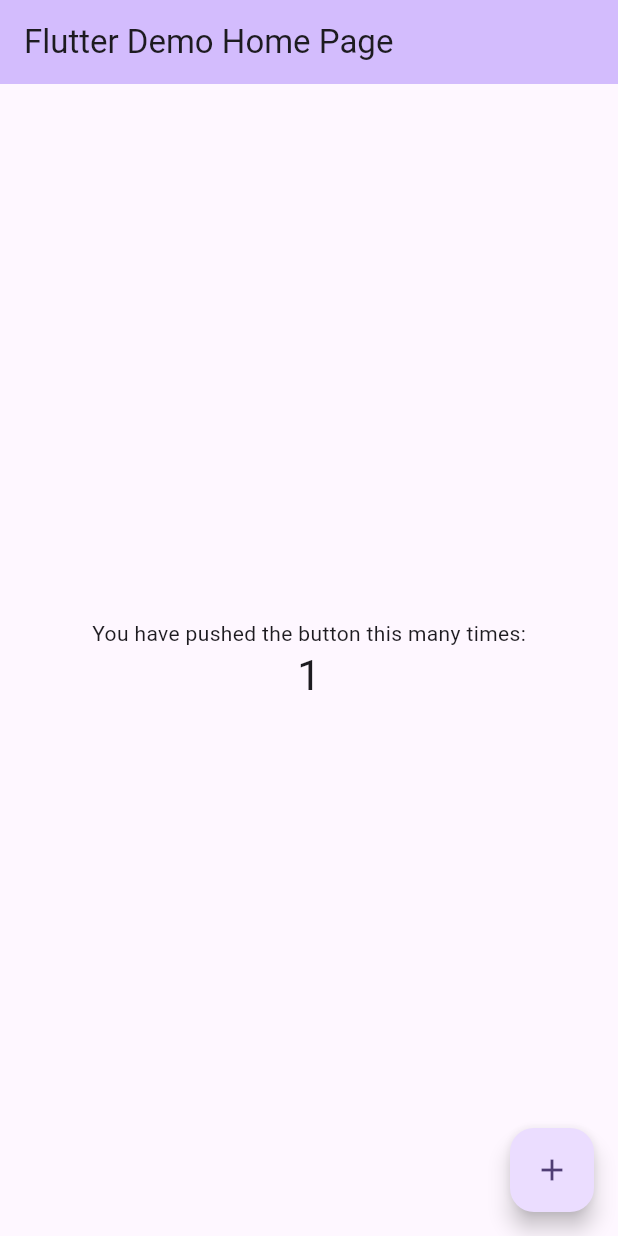
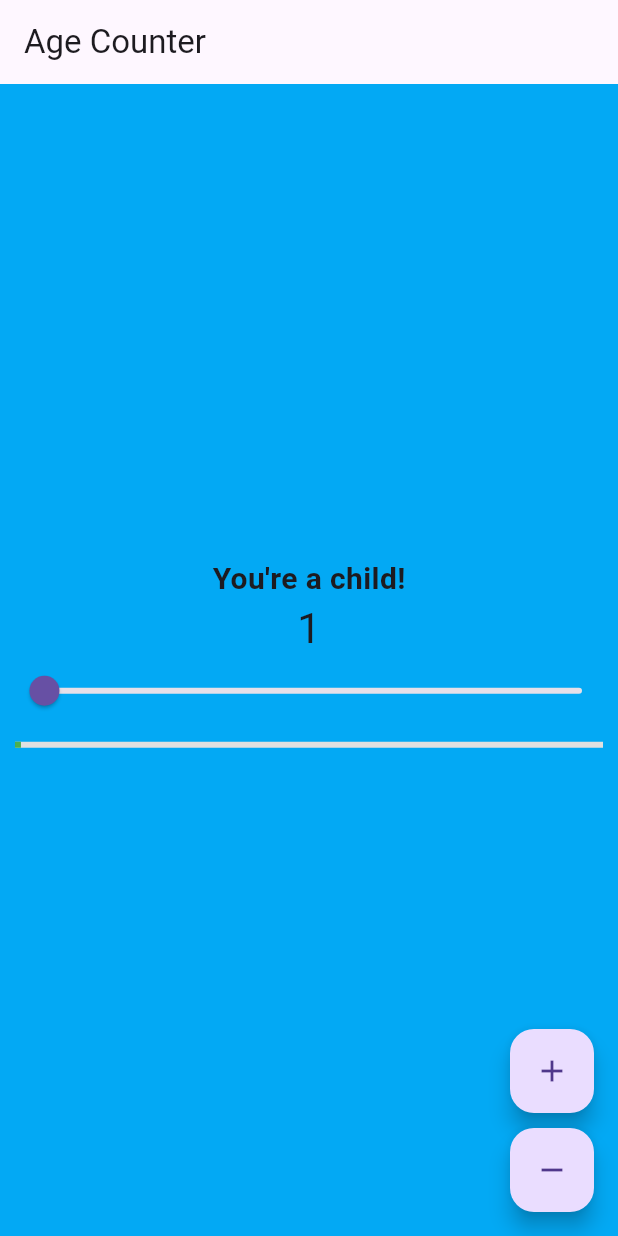
Before and after one commit to Dhruvv0203/provider_counter_app, a Flutter app: the screen it shows after launch, after a tap on the "add" icon, on a phone screen of 412 x 824 dp. Run offline on Flutter 3.47's test engine with Material 3 defaults, Android fonts, the phone set to English and light mode, and no system bars.

Commit message:
Added increment and decrement functionality with Provider

```diff
--- a/lib/main.dart
+++ b/lib/main.dart
@@ -1,122 +1,132 @@
 import 'package:flutter/material.dart';
+import 'package:provider/provider.dart';
 
 void main() {
-  runApp(const MyApp());
+  runApp(
+    ChangeNotifierProvider(
+      create: (context) => Counter(),
+      child: const MyApp(),
+    ),
+  );
+}
+
+class Counter with ChangeNotifier {
+  int age = 0;
+
+  void increaseAge() {
+    if (age < 99) {
+      age += 1;
+      notifyListeners();
+    }
+  }
+
+  void decreaseAge() {
+    if (age > 0) {
+      age -= 1;
+      notifyListeners();
+    }
+  }
+
+  // Method to return background color based on age milestone
+  Color getBackgroundColor() {
+    if (age <= 12) return Colors.lightBlue;
+    if (age <= 19) return Colors.lightGreen;
+    if (age <= 30) return Colors.yellow;
+    if (age <= 50) return Colors.orange;
+    return Colors.grey;
+  }
+
+  // Method to return message based on age milestone
+  String getAgeMessage() {
+    if (age <= 12) return "You're a child!";
+    if (age <= 19) return "Teenager time!";
+    if (age <= 30) return "You're a young adult!";
+    if (age <= 50) return "You're an adult now!";
+    return "Golden years!";
+  }
+
+  // Progress bar value
+  double getProgress() {
+    return age / 99;
+  }
 }
 
 class MyApp extends StatelessWidget {
   const MyApp({super.key});
 
-  // This widget is the root of your application.
   @override
   Widget build(BuildContext context) {
     return MaterialApp(
-      title: 'Flutter Demo',
-      theme: ThemeData(
-        // This is the theme of your application.
-        //
-        // TRY THIS: Try running your application with "flutter run". You'll see
-        // the application has a purple toolbar. Then, without quitting the app,
-        // try changing the seedColor in the colorScheme below to Colors.green
-        // and then invoke "hot reload" (save your changes or press the "hot
-        // reload" button in a Flutter-supported IDE, or press "r" if you used
-        // the command line to start the app).
-        //
-        // Notice that the counter didn't reset back to zero; the application
-        // state is not lost during the reload. To reset the state, use hot
-        // restart instead.
-        //
-        // This works for code too, not just values: Most code changes can be
-        // tested with just a hot reload.
-        colorScheme: ColorScheme.fromSeed(seedColor: Colors.deepPurple),
-      ),
-      home: const MyHomePage(title: 'Flutter Demo Home Page'),
+      title: 'Age Counter App',
+      home: MyHomePage(),
     );
   }
 }
 
-class MyHomePage extends StatefulWidget {
-  const MyHomePage({super.key, required this.title});
-
-  // This widget is the home page of your application. It is stateful, meaning
-  // that it has a State object (defined below) that contains fields that affect
-  // how it looks.
-
-  // This class is the configuration for the state. It holds the values (in this
-  // case the title) provided by the parent (in this case the App widget) and
-  // used by the build method of the State. Fields in a Widget subclass are
-  // always marked "final".
-
-  final String title;
-
-  @override
-  State<MyHomePage> createState() => _MyHomePageState();
-}
-
-class _MyHomePageState extends State<MyHomePage> {
-  int _counter = 0;
-
-  void _incrementCounter() {
-    setState(() {
-      // This call to setState tells the Flutter framework that something has
-      // changed in this State, which causes it to rerun the build method below
-      // so that the display can reflect the updated values. If we changed
-      // _counter without calling setState(), then the build method would not be
-      // called again, and so nothing would appear to happen.
-      _counter++;
-    });
-  }
-
+class MyHomePage extends StatelessWidget {
   @override
   Widget build(BuildContext context) {
-    // This method is rerun every time setState is called, for instance as done
-    // by the _incrementCounter method above.
-    //
-    // The Flutter framework has been optimized to make rerunning build methods
-    // fast, so that you can just rebuild anything that needs updating rather
-    // than having to individually change instances of widgets.
+    final counter = Provider.of<Counter>(context);
+
     return Scaffold(
-      appBar: AppBar(
-        // TRY THIS: Try changing the color here to a specific color (to
-        // Colors.amber, perhaps?) and trigger a hot reload to see the AppBar
-        // change color while the other colors stay the same.
-        backgroundColor: Theme.of(context).colorScheme.inversePrimary,
-        // Here we take the value from the MyHomePage object that was created by
-        // the App.build method, and use it to set our appbar title.
-        title: Text(widget.title),
-      ),
+      backgroundColor: counter.getBackgroundColor(), // Background color changes based on age
+      appBar: AppBar(title: const Text('Age Counter')),
       body: Center(
-        // Center is a layout widget. It takes a single child and positions it
-        // in the middle of the parent.
         child: Column(
-          // Column is also a layout widget. It takes a list of children and
-          // arranges them vertically. By default, it sizes itself to fit its
-          // children horizontally, and tries to be as tall as its parent.
-          //
-          // Column has various properties to control how it sizes itself and
-          // how it positions its children. Here we use mainAxisAlignment to
-          // center the children vertically; the main axis here is the vertical
-          // axis because Columns are vertical (the cross axis would be
-          // horizontal).
-          //
-          // TRY THIS: Invoke "debug painting" (choose the "Toggle Debug Paint"
-          // action in the IDE, or press "p" in the console), to see the
-          // wireframe for each widget.
           mainAxisAlignment: MainAxisAlignment.center,
-          children: <Widget>[
-            const Text('You have pushed the button this many times:'),
+          children: [
             Text(
-              '$_counter',
-              style: Theme.of(context).textTheme.headlineMedium,
+              counter.getAgeMessage(), // Display message based on age milestone
+              style: const TextStyle(fontSize: 20, fontWeight: FontWeight.bold),
+            ),
+            Consumer<Counter>(
+              builder: (context, counter, child) => Text(
+                '${counter.age}',
+                style: Theme.of(context).textTheme.headlineMedium,
+              ),
+            ),
+            Slider(
+              value: counter.age.toDouble(),
+              min: 0,
+              max: 99,
+              divisions: 99,
+              label: '${counter.age}',
+              onChanged: (value) {
+                counter.age = value.toInt();
+                counter.notifyListeners();
+              },
+            ),
+            Padding(
+              padding: const EdgeInsets.all(10.0),
+              child: LinearProgressIndicator(
+                value: counter.getProgress(),
+                backgroundColor: Colors.grey[300],
+                color: counter.age < 33
+                    ? Colors.green
+                    : counter.age < 67
+                        ? Colors.yellow
+                        : Colors.red,
+              ),
             ),
           ],
         ),
       ),
-      floatingActionButton: FloatingActionButton(
-        onPressed: _incrementCounter,
-        tooltip: 'Increment',
-        child: const Icon(Icons.add),
-      ), // This trailing comma makes auto-formatting nicer for build methods.
+      floatingActionButton: Column(
+        mainAxisAlignment: MainAxisAlignment.end,
+        children: [
+          FloatingActionButton(
+            onPressed: counter.increaseAge,
+            tooltip: 'Increase Age',
+            child: const Icon(Icons.add),
+          ),
+          const SizedBox(height: 10),
+          FloatingActionButton(
+            onPressed: counter.decreaseAge,
+            tooltip: 'Decrease Age',
+            child: const Icon(Icons.remove),
+          ),
+        ],
+      ),
     );
   }
 }
```
